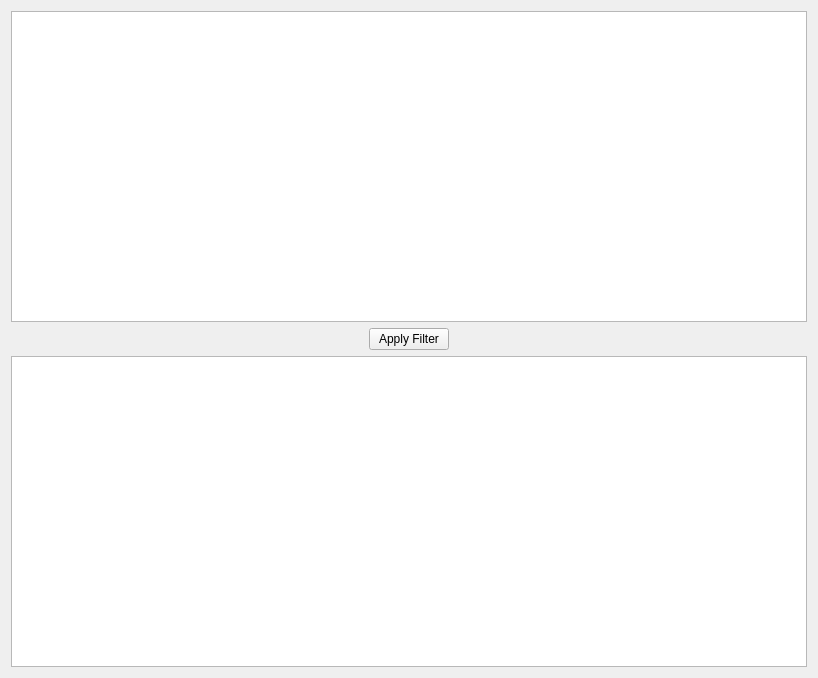
Qt form app/workfilterview.ui (x37v/datajockey) before a commit.
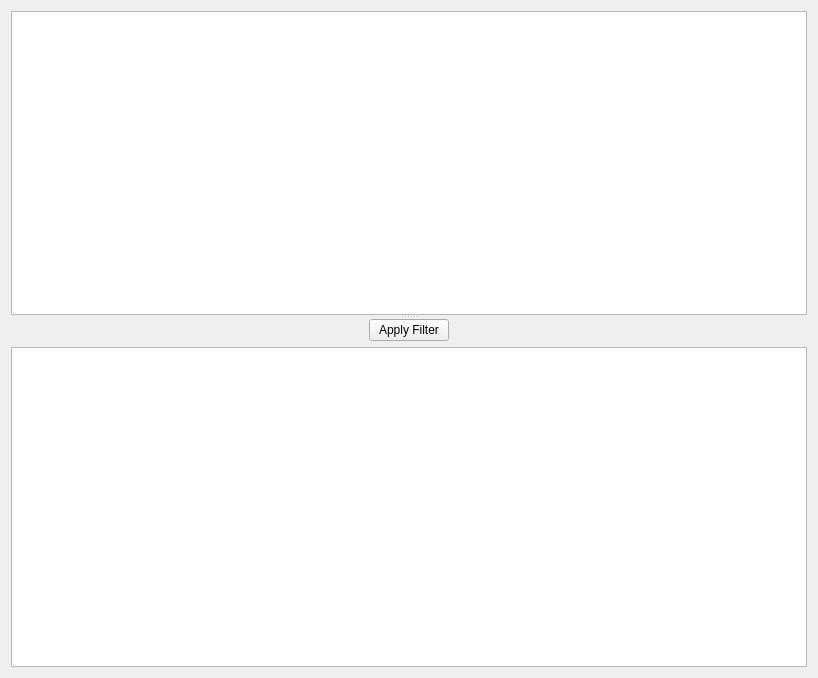
The same form after that commit. Custom widgets are drawn as their Qt base class.

Commit message: work filters in a splitter

Diff of the .ui file:
```diff
--- a/app/workfilterview.ui
+++ b/app/workfilterview.ui
@@ -13,21 +13,35 @@
   <property name="windowTitle">
    <string>Form</string>
   </property>
+  <layout class="QGridLayout" name="gridLayout_2">
+   <item row="0" column="0">
+    <widget class="QSplitter" name="splitter">
+     <property name="orientation">
+      <enum>Qt::Vertical</enum>
+     </property>
+     <property name="childrenCollapsible">
+      <bool>false</bool>
+     </property>
+     <widget class="QTextEdit" name="filterEdit">
+      <property name="sizePolicy">
+       <sizepolicy hsizetype="Expanding" vsizetype="Minimum">
+        <horstretch>0</horstretch>
+        <verstretch>0</verstretch>
+       </sizepolicy>
+      </property>
+      <property name="minimumSize">
+       <size>
+        <width>0</width>
+        <height>40</height>
+       </size>
+      </property>
+      <property name="tabStopWidth">
+       <number>80</number>
+      </property>
+     </widget>
+     <widget class="QWidget" name="widget" native="true">
   <layout class="QGridLayout" name="gridLayout">
-   <item row="1" column="2">
-    <spacer name="horizontalSpacer_2">
-     <property name="orientation">
-      <enum>Qt::Horizontal</enum>
-     </property>
-     <property name="sizeHint" stdset="0">
-      <size>
-       <width>40</width>
-       <height>20</height>
-      </size>
-     </property>
-    </spacer>
-   </item>
-   <item row="1" column="0">
+       <item row="0" column="0">
     <spacer name="horizontalSpacer">
      <property name="orientation">
       <enum>Qt::Horizontal</enum>
@@ -40,18 +54,32 @@
      </property>
     </spacer>
    </item>
-   <item row="1" column="1">
+       <item row="0" column="1">
     <widget class="QPushButton" name="applyButton">
      <property name="text">
       <string>Apply Filter</string>
      </property>
     </widget>
    </item>
-   <item row="0" column="0" colspan="3">
-    <widget class="QTextEdit" name="filterEdit"/>
-   </item>
-   <item row="2" column="0" colspan="3">
+       <item row="0" column="2">
+        <spacer name="horizontalSpacer_2">
+         <property name="orientation">
+          <enum>Qt::Horizontal</enum>
+         </property>
+         <property name="sizeHint" stdset="0">
+          <size>
+           <width>342</width>
+           <height>17</height>
+          </size>
+         </property>
+        </spacer>
+       </item>
+       <item row="1" column="0" colspan="3">
     <widget class="WorksTableView" name="worksTable"/>
+       </item>
+      </layout>
+     </widget>
+    </widget>
    </item>
   </layout>
  </widget>
```
Lines whose indentation alone changed are shown as unchanged. The commit also changes 1 other file.
